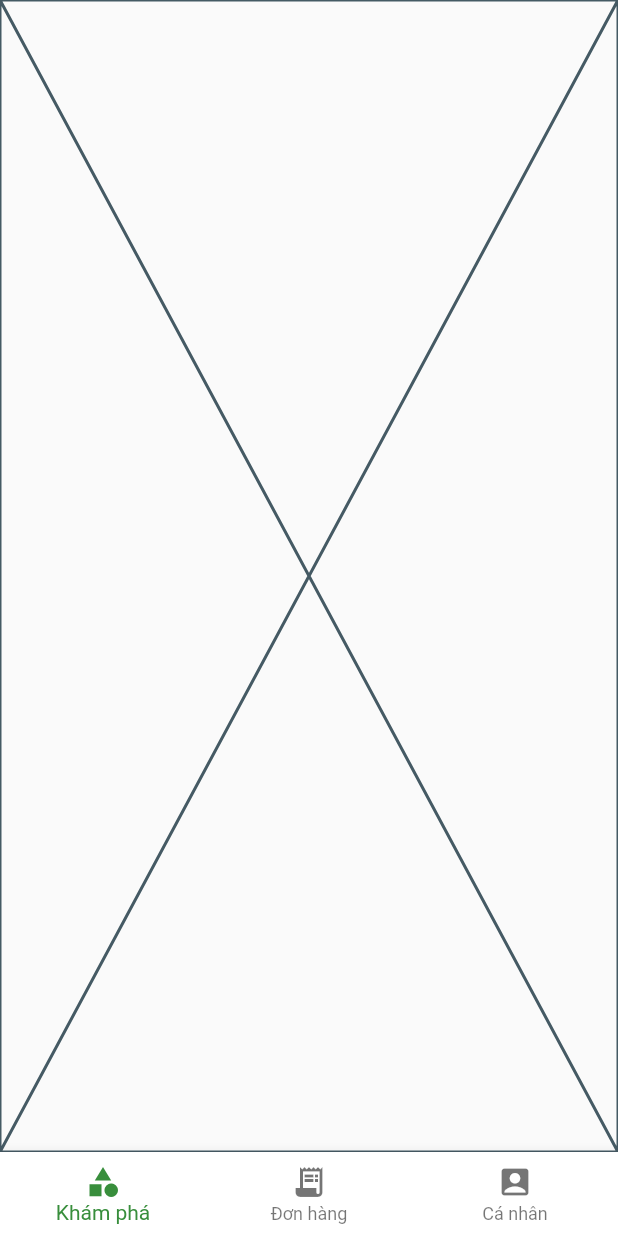
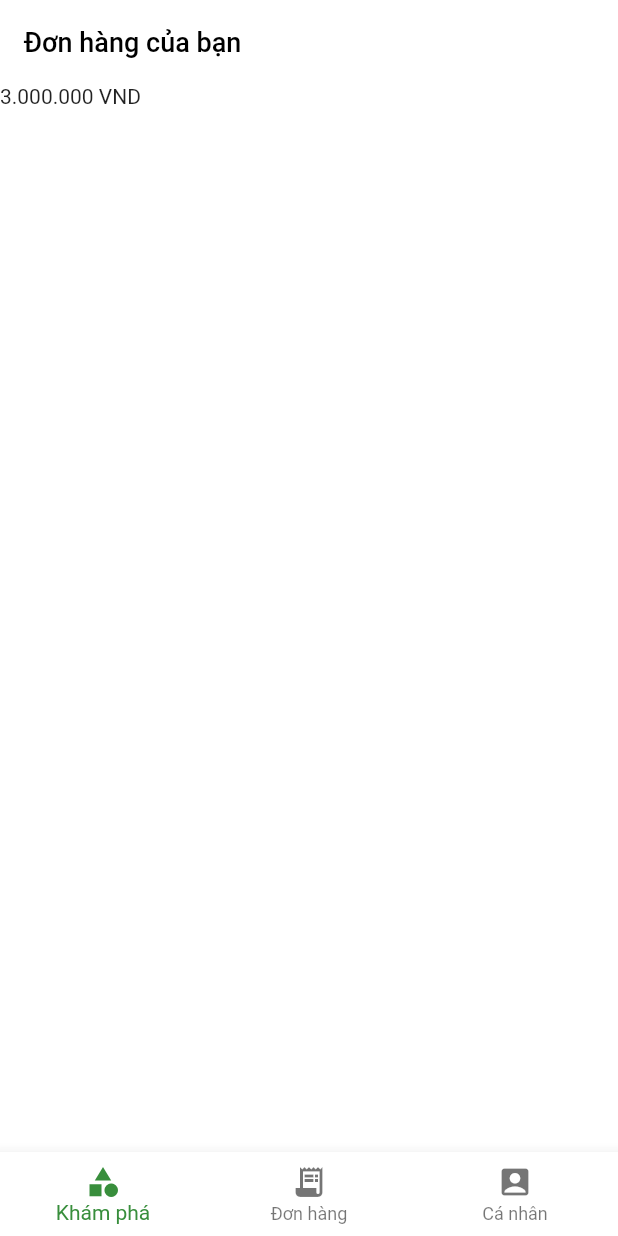
Before and after one commit to phucnguyen20798/food_delivery, a Flutter app: the screen it shows after launch, swiped to page 2, on a phone screen of 412 x 824 dp. Run offline on Flutter 3.47's test engine with Material 3 defaults, Android fonts, the phone set to English and light mode, and no system bars; our stand-ins replace bloc, easy_localization, equatable, firebase_auth, firebase_core, flutter_bloc and 4 more; accounts and stored records are empty.

```diff
--- a/lib/data/models/food.dart
+++ b/lib/data/models/food.dart
@@ -1,17 +1,21 @@
 class Food {
   final String id;
   final String name;
-  final double price;
+  final double cost;
   final String? desc;
   final bool isActived;
   final String image;
+  final double vote;
+  final double? discount;
 
   Food(
     this.id,
     this.name,
-    this.price,
+    this.cost,
     this.desc,
     this.isActived,
     this.image,
+    this.vote,
+    this.discount,
   );
 }
--- a/lib/presentation/screens/order/order_screen.dart
+++ b/lib/presentation/screens/order/order_screen.dart
@@ -1,10 +1,27 @@
 import 'package:flutter/material.dart';
+import 'package:food_delivery/presentation/utils/text_utils.dart';
 
 class OrderScreen extends StatelessWidget {
   const OrderScreen({super.key});
 
   @override
   Widget build(BuildContext context) {
-    return const Placeholder();
+    return Scaffold(
+      backgroundColor: Colors.white,
+      appBar: AppBar(
+        elevation: 0.0,
+        backgroundColor: Colors.white,
+        title: const Text(
+          'Đơn hàng của bạn',
+          style: TextStyle(
+            fontSize: 18.0,
+            color: Colors.black,
+          ),
+        ),
+      ),
+      body: Column(
+        children: [Text(TextUtils.formatMoney(3000000))],
+      ),
+    );
   }
 }
--- a/lib/presentation/utils/text_utils.dart
+++ b/lib/presentation/utils/text_utils.dart
@@ -1,4 +1,5 @@
 import 'package:flutter/material.dart';
+import 'package:intl/intl.dart';
 
 class TextUtils {
   static String getLanguageCode(String input) {
@@ -39,4 +40,10 @@ class TextUtils {
         return 'Tiếng Việt';
     }
   }
+
+  static String formatMoney(double price) {
+    NumberFormat formatter =
+        NumberFormat.currency(locale: 'vi_VN', symbol: 'VND');
+    return formatter.format(price);
+  }
 }
```
Also changed, not shown: lib/data/models/hotel.dart (added, +21 -0 lines), lib/data/models/menu.dart (+17 -0 lines), lib/data/models/restaurant.dart (renamed from lib/data/models/store.dart, +7 -6 lines), lib/presentation/screens/home/home_screen.dart (+10 -10 lines), lib/presentation/screens/profile/profile_screen.dart (+9 -1 lines), pubspec.lock.
